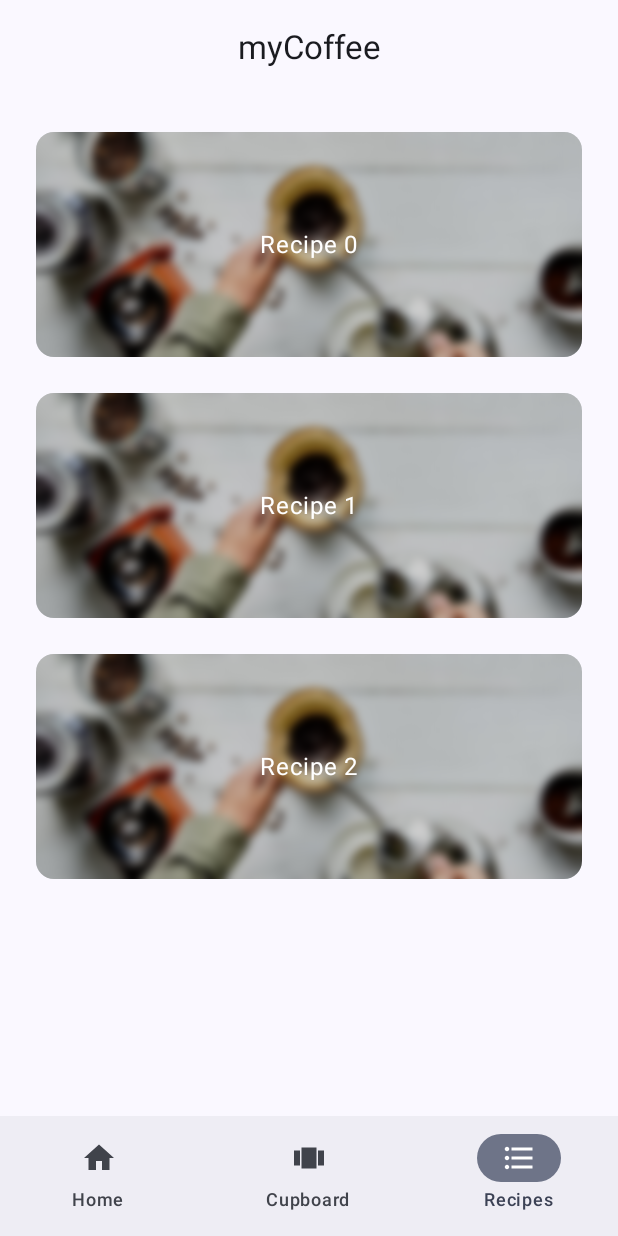
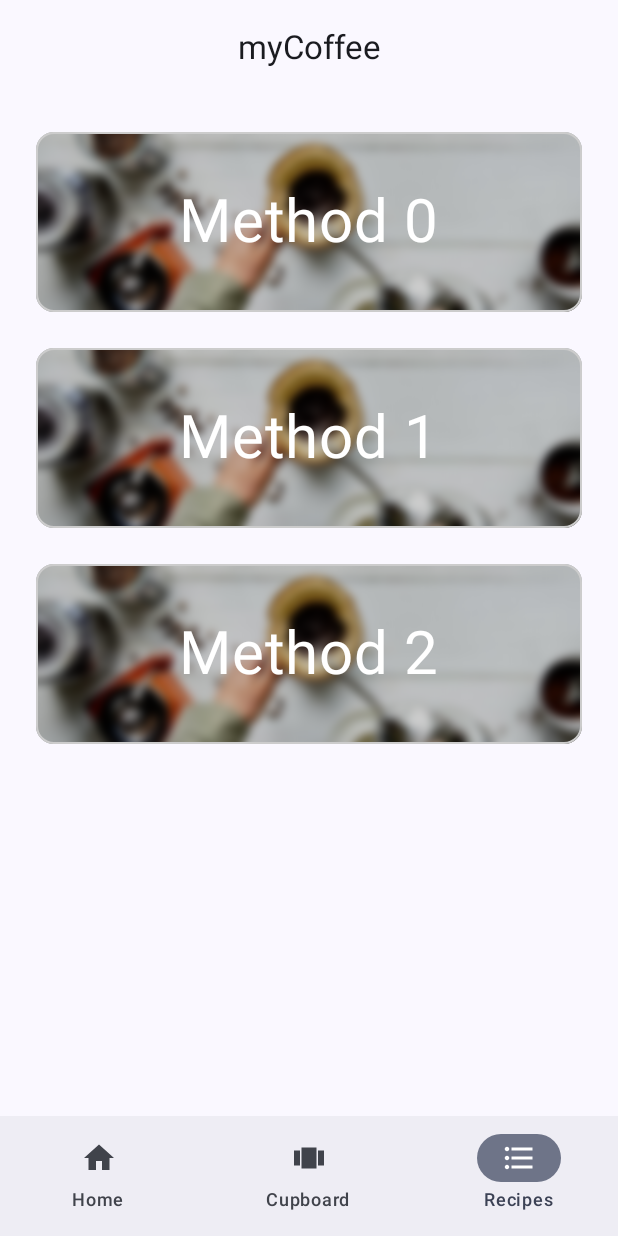
Before and after one commit to janekluczka/My-Coffee-Assistant, an Android app built with Jetpack Compose: the MethodRecipesScreen screen opened through its navigation route, item 3 of the bottom bar chosen, on a phone screen of 412 x 824 dp. Run offline under Robolectric (Android 15) with nearby library versions, the phone set to English and light mode, and no system bars.

Commit message:
minor UI and code quality changes

```diff
--- a/app/src/main/java/com/coffee/mycoffeeassistant/ui/components/HomeSection.kt
+++ b/app/src/main/java/com/coffee/mycoffeeassistant/ui/components/HomeSection.kt
@@ -1,4 +1,4 @@
-package com.coffee.mycoffeeassistant.ui.theme
+package com.coffee.mycoffeeassistant.ui.components
 
 import androidx.compose.foundation.layout.Arrangement
 import androidx.compose.foundation.layout.PaddingValues
@@ -11,8 +11,6 @@ import androidx.compose.ui.tooling.preview.Preview
 import androidx.compose.ui.unit.dp
 import androidx.navigation.NavController
 import androidx.navigation.compose.rememberNavController
-import com.coffee.mycoffeeassistant.ui.components.CoffeeCardVertical
-import com.coffee.mycoffeeassistant.ui.components.HomeSectionHeader
 import com.coffee.mycoffeeassistant.ui.navigation.Screen
 
 
@@ -20,13 +18,13 @@ import com.coffee.mycoffeeassistant.ui.navigation.Screen
 fun HomeSection(navController: NavController, sectionTitle: String) {
     HomeSectionHeader(text = sectionTitle)
     LazyRow(
-        horizontalArrangement = Arrangement.spacedBy(24.dp),
+        horizontalArrangement = Arrangement.spacedBy(16.dp),
         contentPadding = PaddingValues(24.dp)
     ) {
         items(3) { index ->
             CoffeeCardVertical(
                 modifier = Modifier
-                    .width(120.dp)
+                    .width(150.dp)
                     .wrapContentHeight(),
                 index = index) {
                 navController.navigate(Screen.CoffeeDetails.route + "/$index")
--- a/app/src/main/java/com/coffee/mycoffeeassistant/ui/components/HomeSectionHeader.kt
+++ b/app/src/main/java/com/coffee/mycoffeeassistant/ui/components/HomeSectionHeader.kt
@@ -19,6 +19,6 @@ fun HomeSectionHeader(text: String) {
 
 @Preview
 @Composable
-fun HomeSectionPreview() {
+fun HomeSectionHeaderPreview() {
     HomeSectionHeader(text = "My coffee bags")
 }
--- a/app/src/main/java/com/coffee/mycoffeeassistant/ui/components/MethodCard.kt
+++ b/app/src/main/java/com/coffee/mycoffeeassistant/ui/components/MethodCard.kt
@@ -1,20 +1,17 @@
-@file:OptIn(ExperimentalMaterial3Api::class)
-
 package com.coffee.mycoffeeassistant.ui.components
 
+import androidx.compose.foundation.BorderStroke
 import androidx.compose.foundation.Image
 import androidx.compose.foundation.layout.Box
 import androidx.compose.foundation.layout.fillMaxSize
 import androidx.compose.foundation.layout.fillMaxWidth
 import androidx.compose.foundation.layout.height
-import androidx.compose.foundation.shape.RoundedCornerShape
 import androidx.compose.material3.Card
 import androidx.compose.material3.ExperimentalMaterial3Api
 import androidx.compose.material3.Text
 import androidx.compose.runtime.Composable
 import androidx.compose.ui.Alignment
 import androidx.compose.ui.Modifier
-import androidx.compose.ui.draw.BlurredEdgeTreatment
 import androidx.compose.ui.draw.blur
 import androidx.compose.ui.graphics.Color
 import androidx.compose.ui.graphics.ColorFilter
@@ -23,14 +20,17 @@ import androidx.compose.ui.layout.ContentScale
 import androidx.compose.ui.res.painterResource
 import androidx.compose.ui.tooling.preview.Preview
 import androidx.compose.ui.unit.dp
+import androidx.compose.ui.unit.sp
 import com.coffee.mycoffeeassistant.R
 
+@OptIn(ExperimentalMaterial3Api::class)
 @Composable
 fun MethodCard(index: Int, onClick: () -> Unit) {
     Card(
         onClick = onClick,
+        border = BorderStroke(1.dp, Color.LightGray),
         modifier = Modifier
-            .height(height = 150.dp)
+            .height(height = 120.dp)
             .fillMaxWidth()
     ) {
         Box(Modifier.fillMaxSize()) {
@@ -42,6 +42,7 @@ fun MethodCard(index: Int, onClick: () -> Unit) {
                 0f, 0f, contrast, 0f, brightness,
                 0f, 0f, 0f, 1f, 0f
             )
+            // TODO: Modifier.blur() works only on Android 12+
             Image(
                 painter = painterResource(id = R.drawable.img_making_coffee),
                 contentDescription = "",
@@ -52,10 +53,14 @@ fun MethodCard(index: Int, onClick: () -> Unit) {
                     .blur(
                         radiusX = 5.dp,
                         radiusY = 5.dp,
-                        edgeTreatment = BlurredEdgeTreatment(RoundedCornerShape(8.dp))
                     )
             )
-            Text("Recipe $index", Modifier.align(Alignment.Center), color = Color.White)
+            Text(
+                text = "Method $index",
+                modifier = Modifier.align(Alignment.Center),
+                color = Color.White,
+                fontSize = 40.sp,
+            )
         }
     }
 }
--- a/app/src/main/java/com/coffee/mycoffeeassistant/ui/components/UserGreeting.kt
+++ b/app/src/main/java/com/coffee/mycoffeeassistant/ui/components/UserGreeting.kt
@@ -13,7 +13,13 @@ fun UserGreeting(text: String = "Welcome!") {
     Text(
         text = text,
         fontSize = 30.sp,
-        modifier = Modifier.padding(24.dp)
+        modifier = Modifier
+            .padding(
+                start = 24.dp,
+                top = 24.dp,
+                end = 24.dp,
+                bottom = 8.dp
+            )
     )
 }
 
--- a/app/src/main/java/com/coffee/mycoffeeassistant/ui/screens/HomeScreen.kt
+++ b/app/src/main/java/com/coffee/mycoffeeassistant/ui/screens/HomeScreen.kt
@@ -6,7 +6,7 @@ import androidx.compose.ui.res.stringResource
 import androidx.navigation.NavController
 import com.coffee.mycoffeeassistant.R
 import com.coffee.mycoffeeassistant.ui.components.UserGreeting
-import com.coffee.mycoffeeassistant.ui.theme.HomeSection
+import com.coffee.mycoffeeassistant.ui.components.HomeSection
 
 @Composable
 fun HomeScreen(navController: NavController) {
--- a/app/src/main/java/com/coffee/mycoffeeassistant/ui/screens/MethodRecipesScreen.kt
+++ b/app/src/main/java/com/coffee/mycoffeeassistant/ui/screens/MethodRecipesScreen.kt
@@ -1,5 +1,3 @@
-@file:OptIn(ExperimentalMaterial3Api::class)
-
 package com.coffee.mycoffeeassistant.ui.screens
 
 import androidx.compose.foundation.layout.*
@@ -15,12 +13,13 @@ import androidx.compose.ui.unit.dp
 import androidx.navigation.NavController
 import com.coffee.mycoffeeassistant.ui.navigation.Screen
 
+@OptIn(ExperimentalMaterial3Api::class)
 @Composable
 fun MethodRecipesScreen(navController: NavController) {
     LazyVerticalGrid(
         columns = GridCells.Adaptive(300.dp),
-        verticalArrangement = Arrangement.spacedBy(24.dp),
-        horizontalArrangement = Arrangement.spacedBy(24.dp),
+        verticalArrangement = Arrangement.spacedBy(16.dp),
+        horizontalArrangement = Arrangement.spacedBy(16.dp),
         contentPadding = PaddingValues(24.dp)
     ) {
         items(5) { index ->
```
